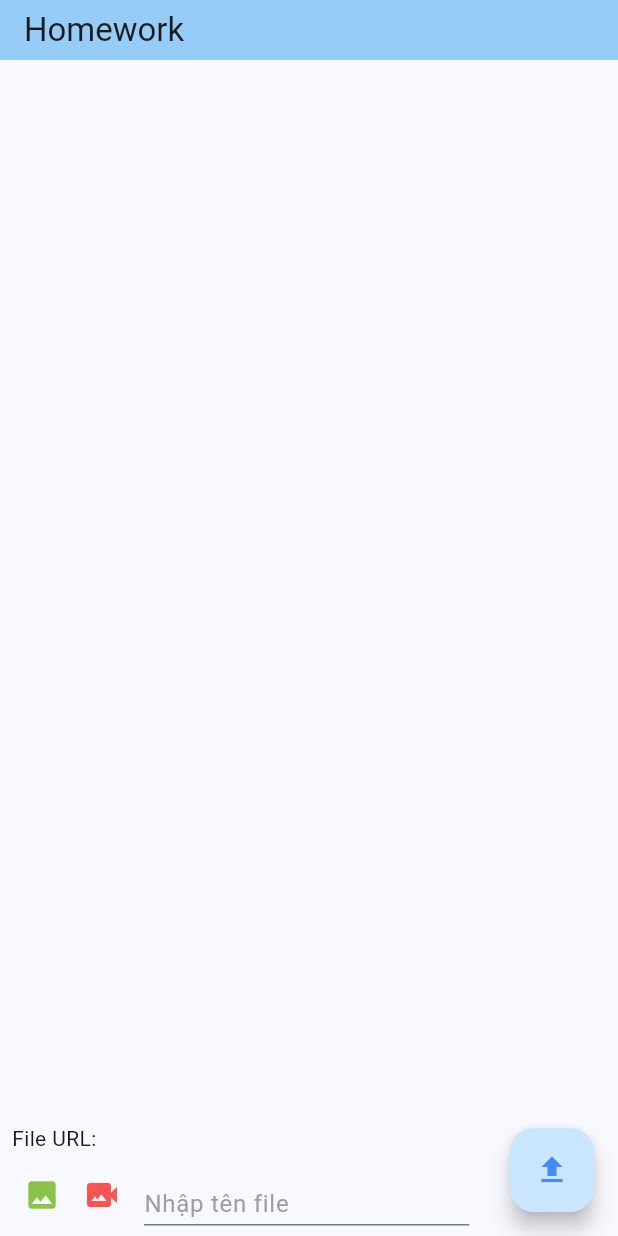
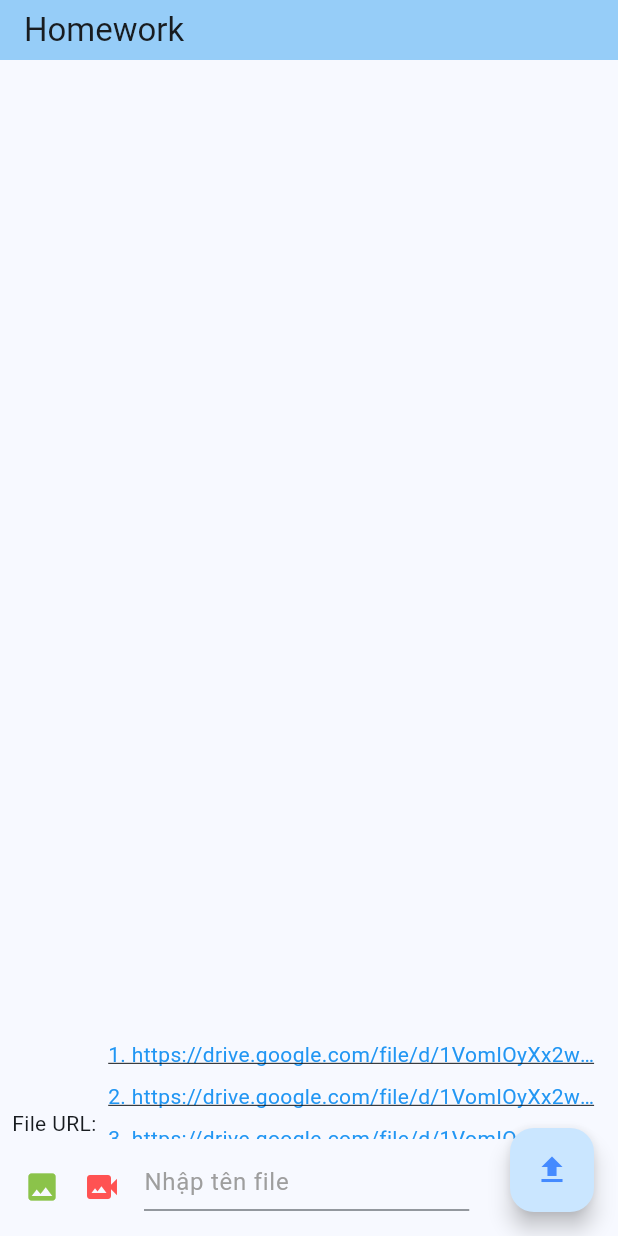
Before and after one commit to khanhkk96/ImagePdfApp, a Flutter app: the screen it shows after launch, on a phone screen of 412 x 824 dp. Run offline on Flutter 3.47's test engine with Material 3 defaults, Android fonts, the phone set to English and light mode, and no system bars; our stand-ins replace flutter_image_compress, fluttertoast, google_sign_in, image_picker; missing offline and left inert: googleapis, video_compress, video_thumbnail.

Commit message:
khanhkk_update layout

```diff
--- a/lib/main.dart
+++ b/lib/main.dart
@@ -52,7 +52,12 @@ class _MyHomePageState extends State<MyHomePage> {
   List<XFile> videos = [];
 
   //uploaded file urls
-  List<String> fileUrls = [];
+  List<String> fileUrls = [
+    'https://drive.google.com/file/d/1VomIOyXx2w056kRZnfxjw2aOL1m4ArU6/view',
+    'https://drive.google.com/file/d/1VomIOyXx2w056kRZnfxjw2aOL1m4ArU6/view',
+    'https://drive.google.com/file/d/1VomIOyXx2w056kRZnfxjw2aOL1m4ArU6/view',
+    'https://drive.google.com/file/d/1VomIOyXx2w056kRZnfxjw2aOL1m4ArU6/view'
+  ];
   late String filename = '';
   final _textController = TextEditingController();
   final _focusNode = FocusNode();
@@ -226,6 +231,7 @@ class _MyHomePageState extends State<MyHomePage> {
   @override
   Widget build(BuildContext context) {
     return Scaffold(
+      resizeToAvoidBottomInset: false,
       appBar: AppBar(
         toolbarHeight: 40,
         backgroundColor: Theme.of(context).colorScheme.inversePrimary,
@@ -237,7 +243,7 @@ class _MyHomePageState extends State<MyHomePage> {
             crossAxisAlignment: CrossAxisAlignment.start,
             children: [
               Expanded(
-                  flex: 12,
+                  flex: 10,
                   child: Container(
                     margin: const EdgeInsets.all(8),
                     // Set top and left margins
@@ -311,50 +317,48 @@ class _MyHomePageState extends State<MyHomePage> {
                     children: [
                       Container(
                         margin: const EdgeInsets.only(left: 8),
+                        // width: 40,
+                        // Set top and left margins
+                        child: SizedBox(
+                          height: 40,
                           width: 40,
-                        // Set top and left margins
                           child: IconButton(
                             icon: const Icon(
                               Icons.image,
                               color: Colors.lightGreen,
                             ),
                             onPressed: _pickImages,
-                          // style: ElevatedButton.styleFrom(
-                          //     side: const BorderSide(
-                          //   color: Colors.greenAccent,
-                          //   width: 2.0,
-                          // ))
+                          ),
                         ),
                       ),
                       Container(
                         margin: const EdgeInsets.all(0),
+                        // width: 40,
+                        // Set top and left margins
+                        child: SizedBox(
+                          height: 40,
                           width: 40,
-                        // Set top and left margins
                           child: IconButton(
                             icon: const Icon(
                               Icons.video_camera_back,
                               color: Colors.redAccent,
                             ),
                             onPressed: _pickVideos,
-                          // style: ElevatedButton.styleFrom(
-                          //     side: const BorderSide(
-                          //       color: Colors.red,
-                          //       width: 2.0,
-                          //     ))
+                          ),
                         ),
                       ),
                       Container(
                           margin: const EdgeInsets.only(left: 8),
                           child: SizedBox(
                             height: MediaQuery.of(context).size.height,
-                            width: MediaQuery.of(context).size.width/1.9,
+                            width: MediaQuery.of(context).size.width / 1.9,
                             child: TextField(
                               controller: _textController,
                               focusNode: _focusNode,
                               decoration: const InputDecoration(
                                   hintText: 'Nhập tên file',
                                   hintStyle: TextStyle(color: Colors.grey),
-                                  contentPadding: EdgeInsets.only(top: 20)),
+                                  contentPadding: EdgeInsets.only(top: 10)),
                               autofocus: false,
                               onTapOutside: (e) {
                                 FocusScope.of(context).unfocus();
```
Also changed, not shown: lib/google.dart (+8 -7 lines). Lines whose indentation alone changed are shown as unchanged.
